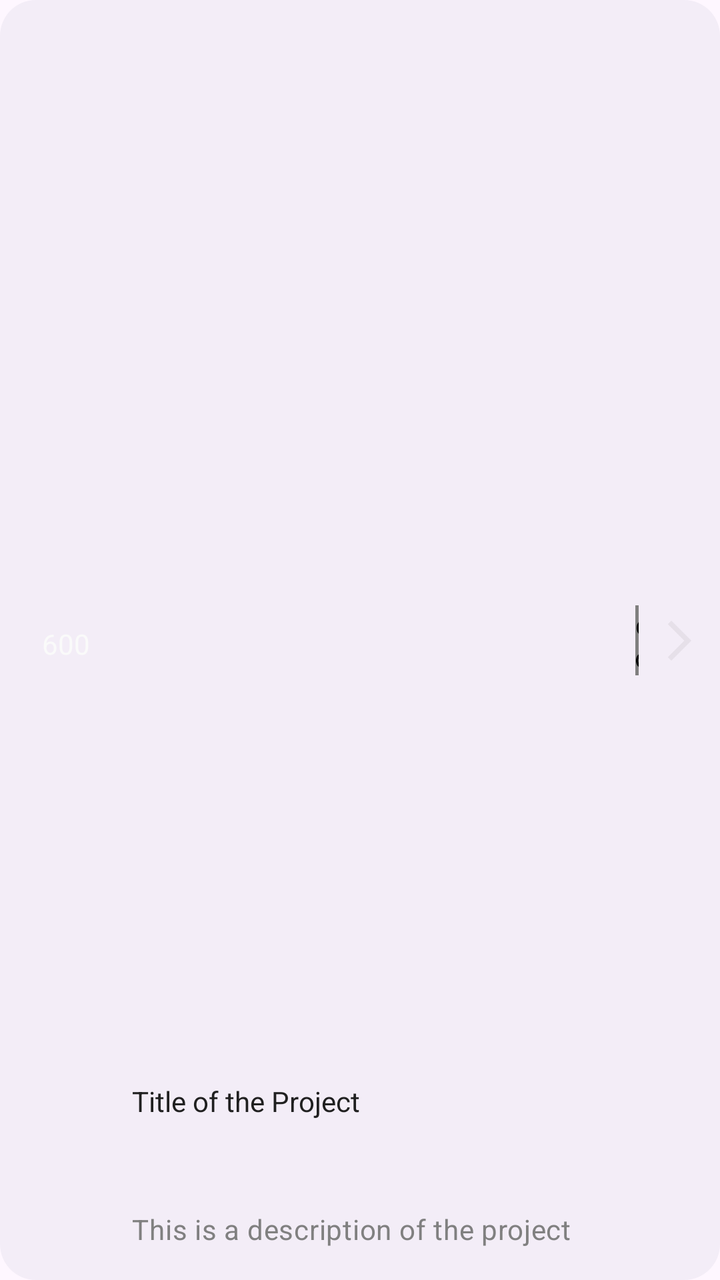
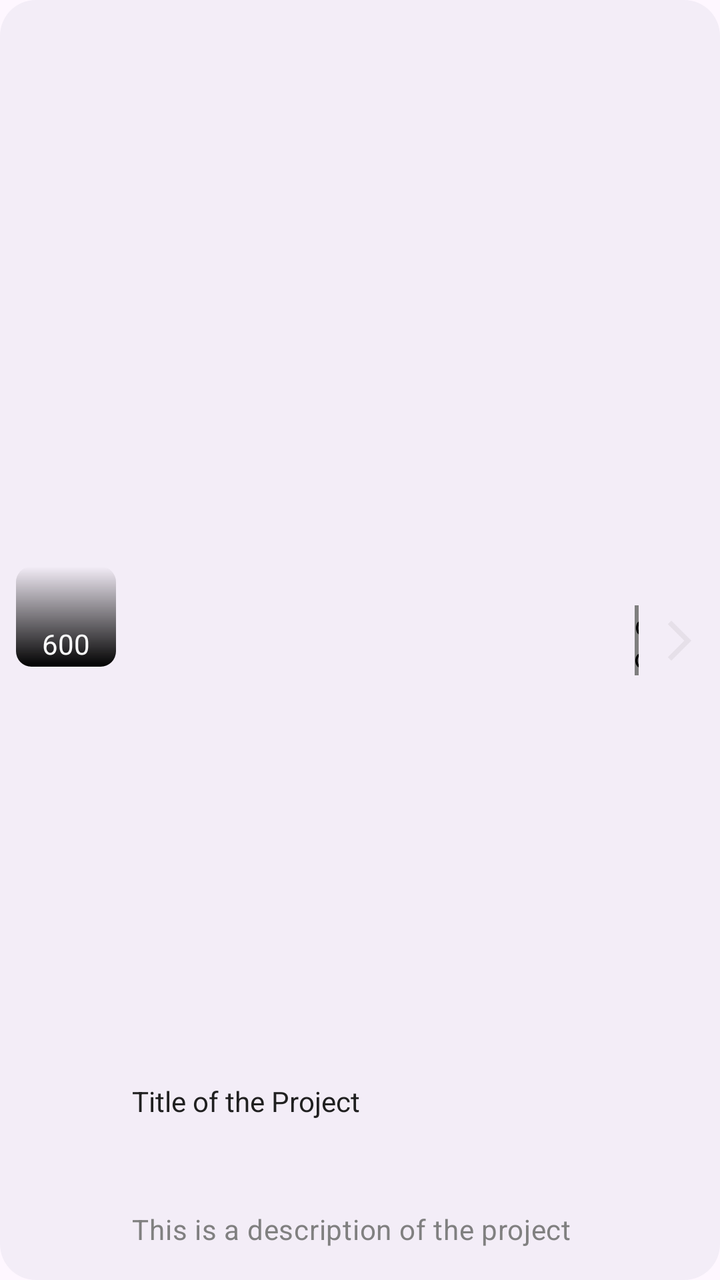

An Android layout rendered at two revisions. The XML below is the earlier revision; the diff shows what the commit changed to produce the second picture.
<!-- AndroidManifest.xml: application theme Theme.SketchprojectPro -->
<!-- res/layout/activity_main_recyclerview_project.xml -->
<?xml version="1.0" encoding="utf-8"?>
<androidx.constraintlayout.widget.ConstraintLayout xmlns:android="http://schemas.android.com/apk/res/android"
	xmlns:app="http://schemas.android.com/apk/res-auto"
	xmlns:tools="http://schemas.android.com/tools"
	android:background="@drawable/bg_project_single"
	android:layout_width="match_parent"
	android:layout_height="75dp">

	<com.deavidig.mod.deaniel.divider.widget.AppCompatComponentMaterialDivider
		android:id="@+id/top_project"
		android:layout_width="0dp"
		android:layout_height="2dp"
		android:background="?attr/colorSurfaceContainerHigh"
		android:visibility="invisible"
		app:dividerInsetEnd="20dp"
		app:dividerInsetStart="20dp"
		app:dividerRadiusTopLeftSize="8dp"
		app:dividerRadiusTopRightSize="8dp"
		app:layout_constraintEnd_toEndOf="parent"
		app:layout_constraintStart_toStartOf="parent" />

	<com.google.android.material.imageview.ShapeableImageView
		android:id="@+id/project_icon"
		android:layout_width="50dp"
		android:layout_height="50dp"
		android:layout_marginStart="8dp"
		android:foreground="@drawable/ef_gradient_bottomtop_dark"
		app:shapeAppearance="@style/Widget.ComponentMaterial3.ShapeableImageView.Rounded"
		app:layout_constraintBottom_toBottomOf="parent"
		app:layout_constraintStart_toStartOf="parent"
		app:layout_constraintTop_toTopOf="parent"
		app:layout_constraintVertical_bias="0.48" />

	<TextView
		android:id="@+id/description_project"
		style="@style/TextAppearance.Material3.BodyMedium"
		android:layout_width="wrap_content"
		android:layout_height="wrap_content"
		android:layout_marginStart="8dp"
		android:layout_marginBottom="16dp"
		android:text="This is a description of the project"
		android:textColor="#808080"
		app:layout_constraintBottom_toBottomOf="parent"
		app:layout_constraintStart_toEndOf="@+id/project_icon" />

	<TextView
		style="@style/TextAppearance.Material3.TitleLarge.Emphasized"
		android:id="@+id/title_project"
		android:layout_width="wrap_content"
		android:layout_height="wrap_content"
		android:layout_marginStart="8dp"
		android:text="Title of the Project"
		android:textColor="#202020"
		app:layout_constraintBottom_toTopOf="@+id/description_project"
		app:layout_constraintStart_toEndOf="@+id/project_icon"
		app:layout_constraintTop_toTopOf="parent"
		app:layout_constraintVertical_bias="0.923" />

	<TextView
		android:id="@+id/id_project"
		android:layout_width="wrap_content"
		android:layout_height="wrap_content"
		android:layout_marginBottom="2dp"
		android:text="600"
		android:textColor="#FAFAFA"
		app:layout_constraintBottom_toBottomOf="@+id/project_icon"
		app:layout_constraintEnd_toEndOf="@+id/project_icon"
		app:layout_constraintStart_toStartOf="@+id/project_icon" />

	<com.deavidig.mod.deaniel.divider.widget.ComponentMaterialDivider
		android:layout_width="1.5dp"
		android:layout_height="35dp"
		android:layout_marginEnd="7.5dp"
		android:background="?attr/colorSurfaceContainerHigh"
		app:dividerRadiusSize="8dp"
		app:layout_constraintBottom_toBottomOf="parent"
		app:layout_constraintEnd_toStartOf="@+id/options_project"
		app:layout_constraintTop_toTopOf="parent" />

	<androidx.constraintlayout.utils.widget.ImageFilterButton
		android:id="@+id/options_project"
		android:layout_width="25dp"
		android:layout_height="25dp"
		android:layout_marginEnd="8dp"
		android:background="@android:color/transparent"
		android:src="@drawable/ic_arrow_forward_ios_24"
		android:tint="?attr/colorSurfaceContainerHighest"
		app:layout_constraintBottom_toBottomOf="parent"
		app:layout_constraintEnd_toEndOf="parent"
		app:layout_constraintTop_toTopOf="parent" />

	<com.deavidig.mod.deaniel.divider.widget.ComponentMaterialDivider
		android:id="@+id/bottom_project"
		android:layout_width="0dp"
		android:layout_height="2dp"
		android:background="?attr/colorSurfaceContainerHigh"
		android:visibility="invisible"
		app:dividerInsetEnd="20dp"
		app:dividerInsetStart="20dp"
		app:dividerRadiusBottomLeftSize="8dp"
		app:dividerRadiusBottomRightSize="8dp"
		app:layout_constraintBottom_toBottomOf="parent"
		app:layout_constraintEnd_toEndOf="parent"
		app:layout_constraintStart_toStartOf="parent" />

</androidx.constraintlayout.widget.ConstraintLayout>
<!-- resources referenced by this layout -->
<resources>
  <!-- drawable bg_project_single (drawable) -->
  <?xml version="1.0" encoding="utf-8"?>
  <ripple xmlns:android="http://schemas.android.com/apk/res/android"
  	android:color="?attr/colorControlHighlight">
  	<item>
  		<shape android:shape="rectangle">
  			<solid android:color="?attr/colorSurfaceContainer" />
  			<corners android:radius="18dp" />
  		</shape>
  	</item>
  </ripple>
  <!-- drawable ef_gradient_bottomtop_dark (drawable) -->
  <?xml version="1.0" encoding="utf-8"?>
  <shape xmlns:android="http://schemas.android.com/apk/res/android">
  	<gradient android:angle="90" android:startColor="@android:color/background_dark" android:endColor="@android:color/transparent" />
  </shape>
  <!-- drawable ic_arrow_forward_ios_24 (drawable) -->
  <vector xmlns:android="http://schemas.android.com/apk/res/android" android:autoMirrored="true" android:height="24dp" android:tint="#FFFFFF" android:viewportHeight="24" android:viewportWidth="24" android:width="24dp">
        
      <path android:fillColor="@android:color/white" android:pathData="M6.23,20.23l1.77,1.77l10,-10l-10,-10l-1.77,1.77l8.23,8.23z"/>
      
  </vector>
  <style name="Widget.ComponentMaterial3.ShapeableImageView.Rounded" parent="">
  		<item name="cornerSize">20dp</item>
  		<item name="cornerFamily">rounded</item>
  	</style>
  <style name="Theme.SketchprojectPro" parent="Base.Theme.SketchprojectPro" />
  <style name="Base.Theme.SketchprojectPro" parent="Theme.Material3.DayNight.NoActionBar">
  		
  		
  	</style>
</resources>

<!-- the commit's change to res/layout/activity_main_recyclerview_project.xml (unified diff, before → after) -->
@@ -24,7 +24,7 @@
 		android:layout_width="50dp"
 		android:layout_height="50dp"
 		android:layout_marginStart="8dp"
-		android:foreground="@drawable/ef_gradient_bottomtop_dark"
+		android:background="@drawable/ef_gradient_bottomtop_dark"
 		app:shapeAppearance="@style/Widget.ComponentMaterial3.ShapeableImageView.Rounded"
 		app:layout_constraintBottom_toBottomOf="parent"
 		app:layout_constraintStart_toStartOf="parent"
@@ -68,10 +68,10 @@
 		app:layout_constraintStart_toStartOf="@+id/project_icon" />
 
 	<com.deavidig.mod.deaniel.divider.widget.ComponentMaterialDivider
-		android:layout_width="1.5dp"
+		android:layout_width="2dp"
 		android:layout_height="35dp"
 		android:layout_marginEnd="7.5dp"
-		android:background="?attr/colorSurfaceContainerHigh"
+		android:background="?attr/colorSurfaceContainerHighest"
 		app:dividerRadiusSize="8dp"
 		app:layout_constraintBottom_toBottomOf="parent"
 		app:layout_constraintEnd_toStartOf="@+id/options_project"
<!-- resource entries referenced after the edit -->
@@ -17,13 +17,19 @@
   	<gradient android:angle="90" android:startColor="@android:color/background_dark" android:endColor="@android:color/transparent" />
   </shape>
   <!-- drawable ic_arrow_forward_ios_24 (drawable) -->
-  <vector xmlns:android="http://schemas.android.com/apk/res/android" android:autoMirrored="true" android:height="24dp" android:tint="#FFFFFF" android:viewportHeight="24" android:viewportWidth="24" android:width="24dp">
-        
-      <path android:fillColor="@android:color/white" android:pathData="M6.23,20.23l1.77,1.77l10,-10l-10,-10l-1.77,1.77l8.23,8.23z"/>
-      
+  <vector xmlns:android="http://schemas.android.com/apk/res/android"
+  	android:width="24dp"
+  	android:height="24dp"
+  	android:viewportWidth="24"
+  	android:viewportHeight="24">
+  
+  	<path
+  		android:fillColor="#D9D9D9"
+  		android:pathData="M6.23,20.23l1.77,1.77l10,-10l-10,-10l-1.77,1.77l8.23,8.23z" />
+  
   </vector>
   <style name="Widget.ComponentMaterial3.ShapeableImageView.Rounded" parent="">
-  		<item name="cornerSize">20dp</item>
+  		<item name="cornerSize">7.5dp</item>
   		<item name="cornerFamily">rounded</item>
   	</style>
   <style name="Theme.SketchprojectPro" parent="Base.Theme.SketchprojectPro" />
